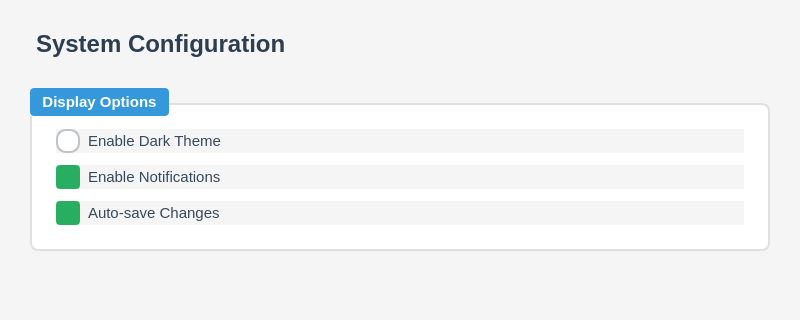
The window that testrun/testrun.ui (Sn4Rs/114qtmidt_testrun) describes before a commit, drawn with Qt 5; both pictures show x 0 to 800 and y 0 to 320 of the 800 by 600 pixel window.
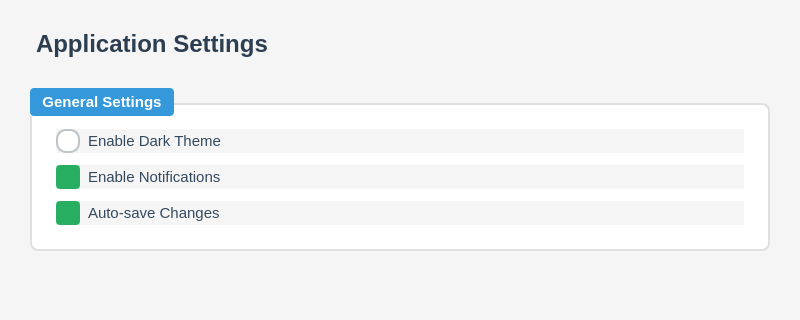
The same window after the commit.

Commit message: Fix naming consistency in UI labels

```diff
--- a/testrun/testrun.ui
+++ b/testrun/testrun.ui
@@ -125,7 +125,7 @@
    <item>
     <widget class="QLabel" name="titleLabel">
      <property name="text">
-      <string>System Configuration</string>
+      <string>Application Settings</string>
      </property>
      <property name="styleSheet">
       <string notr="true">font-size: 18pt; font-weight: bold; color: #2c3e50; margin-bottom: 10px;</string>
@@ -135,7 +135,7 @@
    <item>
     <widget class="QGroupBox" name="optionsGroup">
      <property name="title">
-      <string>Display Options</string>
+      <string>General Settings</string>
      </property>
      <layout class="QVBoxLayout" name="optionsLayout">
       <property name="spacing">
```
